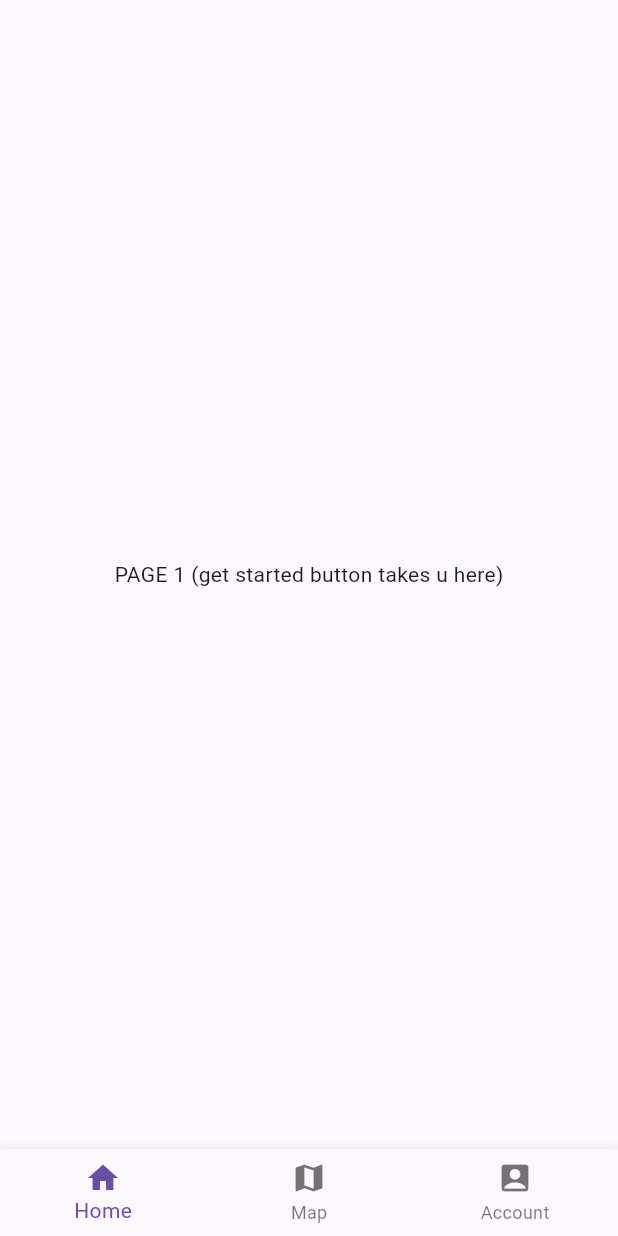
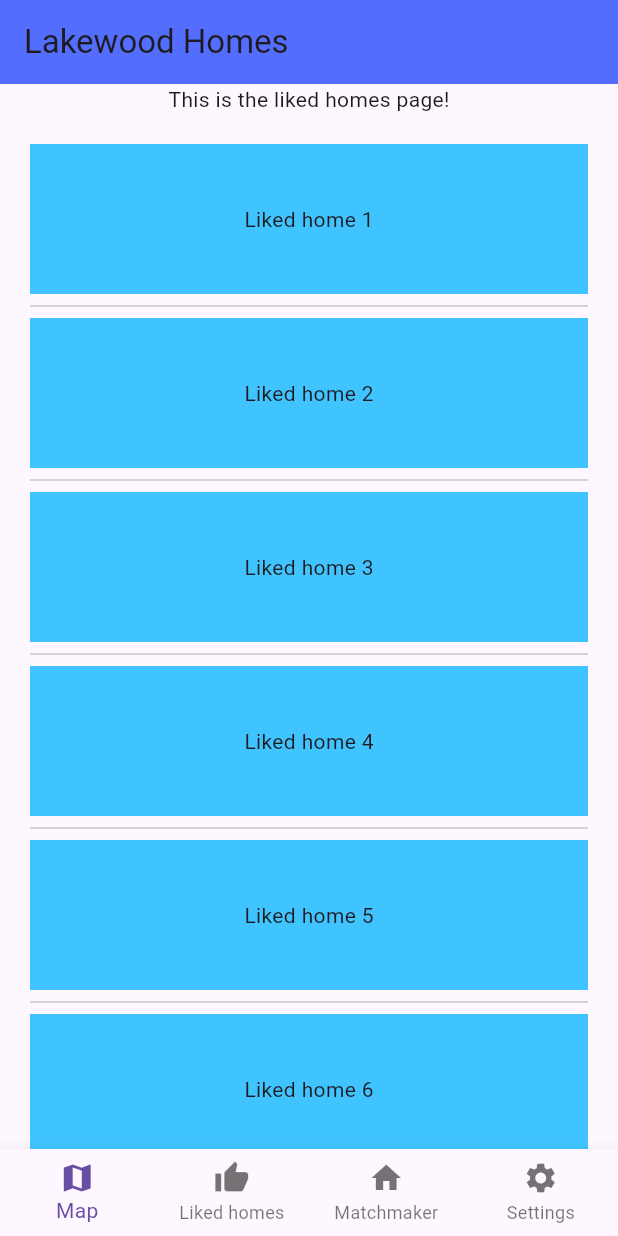
Before and after one commit to johnwsperry/flutter_lakewood_app, a Flutter app: the screen it shows after launch, item 2 of the bottom bar chosen, on a phone screen of 412 x 824 dp. Run offline on Flutter 3.47's test engine with Material 3 defaults, Android fonts, the phone set to English and light mode, and no system bars.

Commit message:
Update main.dart

```diff
--- a/lib/main.dart
+++ b/lib/main.dart
@@ -1,5 +1,6 @@
 import 'package:flutter/cupertino.dart';
 import 'package:flutter/material.dart';
+import 'package:flutter/rendering.dart';
 
 void main() {
   runApp(MyApp());
@@ -23,19 +24,31 @@ class HomePage extends StatefulWidget {
 
 class _HomePageState extends State<HomePage> {
   late Widget homePage;
+  late Widget mapPage;
   late List<Widget> widgetOptions;
 
-  int _currentIndex = 0;
+  List<String> likedHomes = <String>[];
+  // probably change the array type to widgets and store widgets here instead
+  // or 2d array to put info for houses or whatev
+
+  PreferredSizeWidget bar = AppBar(
+    backgroundColor: Colors.indigoAccent,
+    title: const Text("Lakewood Homes"),
+  );
+
+  int _currentIndex = -1;
 
   @override
   void initState() {
     super.initState();
 
+    for (int i = 1; i <= 20; i++) {
+      likedHomes.add("home $i");
+    }
+
+
     homePage = Scaffold(
-      appBar: AppBar(
-        backgroundColor: Colors.indigoAccent,
-        title: const Text("Home Page"),
-      ),
+      appBar: bar,
 
       body: Container(
         decoration: BoxDecoration(
@@ -95,10 +108,70 @@ class _HomePageState extends State<HomePage> {
       ),
     );
 
+    Widget mapPage = Scaffold(
+      appBar: bar,
+      body: Center(
+        child: Text("This is the map page!"),
+      ),
+    );
+
+    Widget likedPage = Scaffold(
+      appBar: bar,
+      body: Column(
+        children: [
+          Text("This is the liked homes page!"),
+          Flexible(
+            child: ListView.separated(
+              shrinkWrap: true,
+              physics: AlwaysScrollableScrollPhysics(),
+              scrollDirection: Axis.vertical,
+              padding: const EdgeInsets.all(20),
+              itemBuilder: (BuildContext context, int index) {
+                return Container(
+                  height: 100,
+                  color: Colors.lightBlueAccent,
+                  child: Center(
+                    child: Text('Liked ${likedHomes[index]}'),
+                  ),
+                );
+              },
+              separatorBuilder: (BuildContext context, int index) => const Divider(),
+              itemCount: likedHomes.length,
+            ),
+          ),
+        ],
+      ),
+    );
+
+    Widget matchPage = Scaffold(
+      appBar: bar,
+      body: Center(
+        child: Text("This is the matchmaker page!"),
+      ),
+    );
+
+    Widget settingsPage = Scaffold(
+      appBar: bar,
+      body: Center(
+        child: Text("This is the settings page!"),
+      ),
+    );
+
+    // basic setup for a placeholder page
+
+    // Widget PAGENAME = Scaffold(
+    //   appBar: bar,
+    //   body: Center(
+    //     child: Text("This is the map page!"),
+    //   )
+    // );
+
     widgetOptions = <Widget>[
       homePage,
-      Text("PAGE 1 (get started button takes u here)"),
-      Text("PAGE 2"),
+      mapPage,
+      likedPage,
+      matchPage,
+      settingsPage,
     ];
   }
 
@@ -112,23 +185,29 @@ class _HomePageState extends State<HomePage> {
   Widget build(BuildContext context) {
     return MaterialApp(
       home: Scaffold(
-        body: Center(child: widgetOptions.elementAt(_currentIndex)),
+        body: widgetOptions.elementAt(_currentIndex + 1),
 
         bottomNavigationBar: BottomNavigationBar(
+          type: BottomNavigationBarType.fixed,
+          currentIndex: 0,
           onTap: _pageSwitch,
           items: const [
+            BottomNavigationBarItem(icon: Icon(Icons.map), label: "Map"),
+
             BottomNavigationBarItem(
-              icon: Icon(Icons.home),
-              label: "Home",
-              tooltip: "Testing button",
+              icon: Icon(Icons.thumb_up),
+              label: "Liked homes",
             ),
 
             BottomNavigationBarItem(
-              icon: Icon(Icons.map),
-              label: "Map",
+              icon: Icon(Icons.home),
+              label: "Matchmaker",
             ),
 
-            BottomNavigationBarItem(icon: Icon(Icons.account_box), label: "Account"),
+            BottomNavigationBarItem(
+              icon: Icon(Icons.settings),
+              label: "Settings",
+            ),
           ],
         ),
       ),
```
